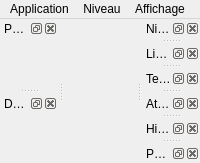
First picture: the form in Source/Elements/UI/MainWindow.ui, repository azertval/ProjectGaming, before the edit.
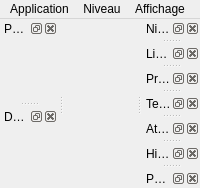
Second picture: the form after the edit.

Commit message: Édition avancée des parcours et propriétés (LOT-67)

Diff of the .ui file:
```diff
--- a/Source/Elements/UI/MainWindow.ui
+++ b/Source/Elements/UI/MainWindow.ui
@@ -50,6 +50,11 @@
    <attribute name="dockWidgetArea"><number>2</number></attribute>
    <widget class="QWidget" name="linksContents"/>
   </widget>
+  <widget class="QDockWidget" name="PropertiesPanel">
+   <property name="windowTitle"><string>Propriétés</string></property>
+   <attribute name="dockWidgetArea"><number>2</number></attribute>
+   <widget class="QWidget" name="propertiesContents"/>
+  </widget>
   <widget class="QDockWidget" name="TexturesPanel">
    <property name="windowTitle"><string>Textures</string></property>
    <attribute name="dockWidgetArea"><number>2</number></attribute>
```
The commit also changes 68 other files.
